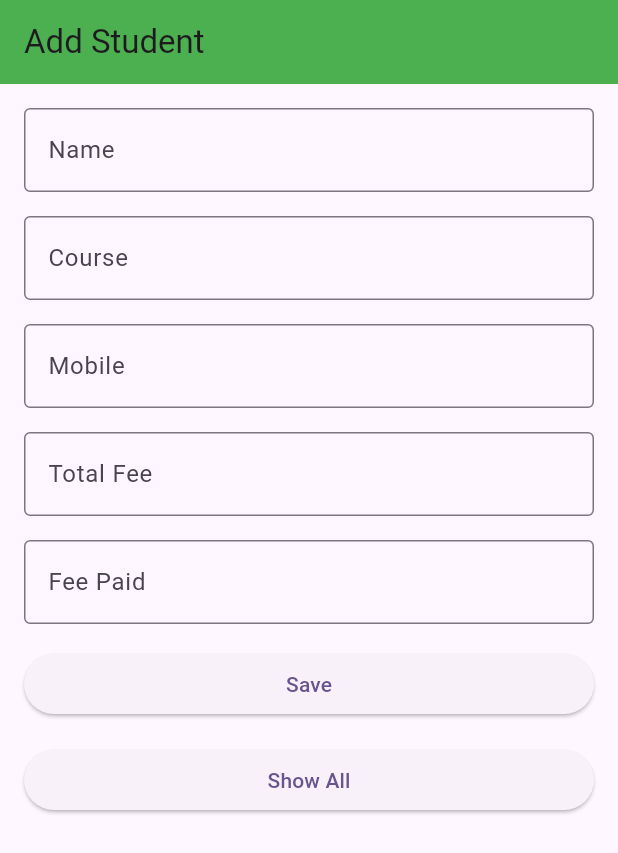
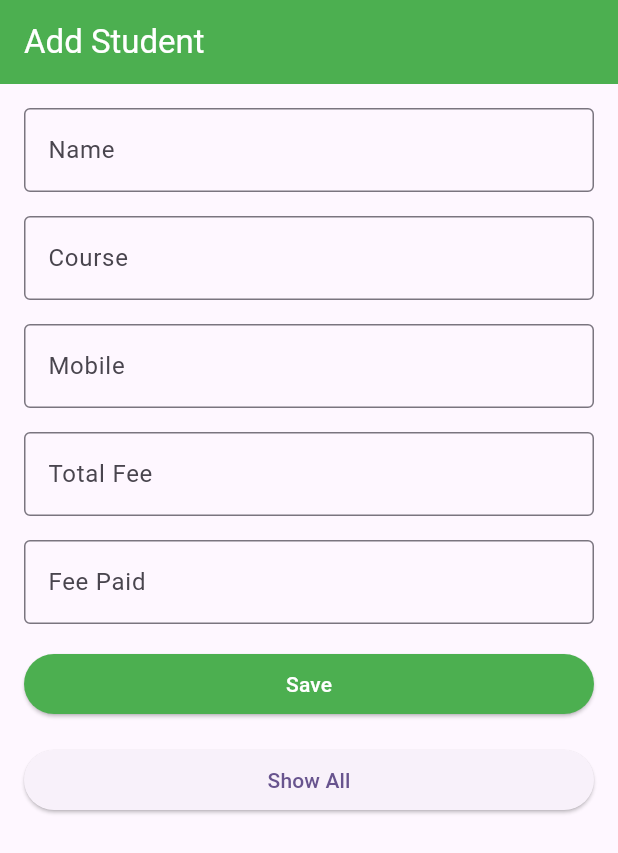
Before and after one commit to abidroid/kiu_sqlite, a Flutter app: the screen it shows after launch, on a phone screen of 412 x 824 dp. Shown: the top 853 px of the screen. Run offline on Flutter 3.47's test engine with Material 3 defaults, Android fonts, the phone set to English and light mode, and no system bars; our stand-ins replace fluttertoast, sqflite; accounts and stored records are empty.

Commit message:
record saved

```diff
--- a/lib/models/student.dart
+++ b/lib/models/student.dart
@@ -1,4 +1,6 @@
 class Student {
+
+  // data members
   final int? id;
   final String name;
   final String course;
@@ -6,6 +8,7 @@ class Student {
   final int totalFee;
   final int feePaid;
 
+  // constructor
   Student({
     this.id,
     required this.name,
--- a/lib/screens/add_student_screen.dart
+++ b/lib/screens/add_student_screen.dart
@@ -25,7 +25,10 @@ class _AddStudentScreenState extends State<AddStudentScreen> {
     return Scaffold(
       appBar: AppBar(
         backgroundColor: Colors.green,
-        title: const Text('Add Student'),
+        title: const Text(
+          'Add Student',
+          style: TextStyle(color: Colors.white),
+        ),
       ),
       body: Padding(
         padding: const EdgeInsets.all(16.0),
@@ -67,6 +70,10 @@ class _AddStudentScreenState extends State<AddStudentScreen> {
               height: 16,
             ),
             ElevatedButton(
+              style: ElevatedButton.styleFrom(
+                backgroundColor: Colors.green,
+                foregroundColor: Colors.white,
+              ),
                 onPressed: () async {
                   String name = nameC.text.trim();
                   String course = courseC.text.trim();
@@ -85,6 +92,7 @@ class _AddStudentScreenState extends State<AddStudentScreen> {
                   }
                   // Todo: do validations for fields
 
+                  // Object creation
                   Student s = Student(
                     name: name,
                     course: course,
```
Also changed, not shown: lib/db/database_helper.dart (+13 -8 lines).
